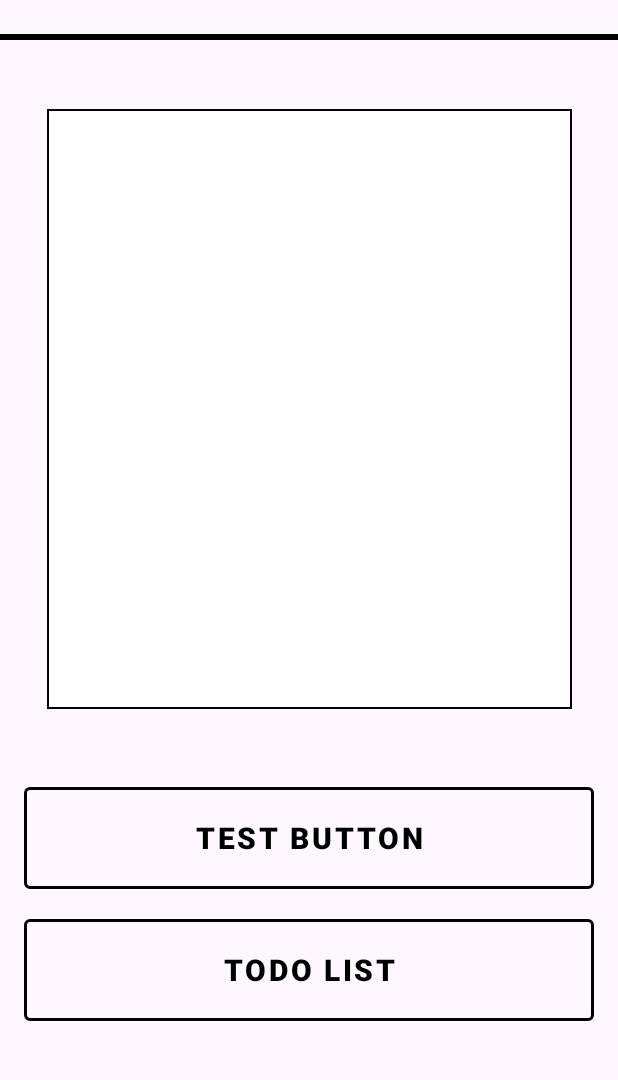
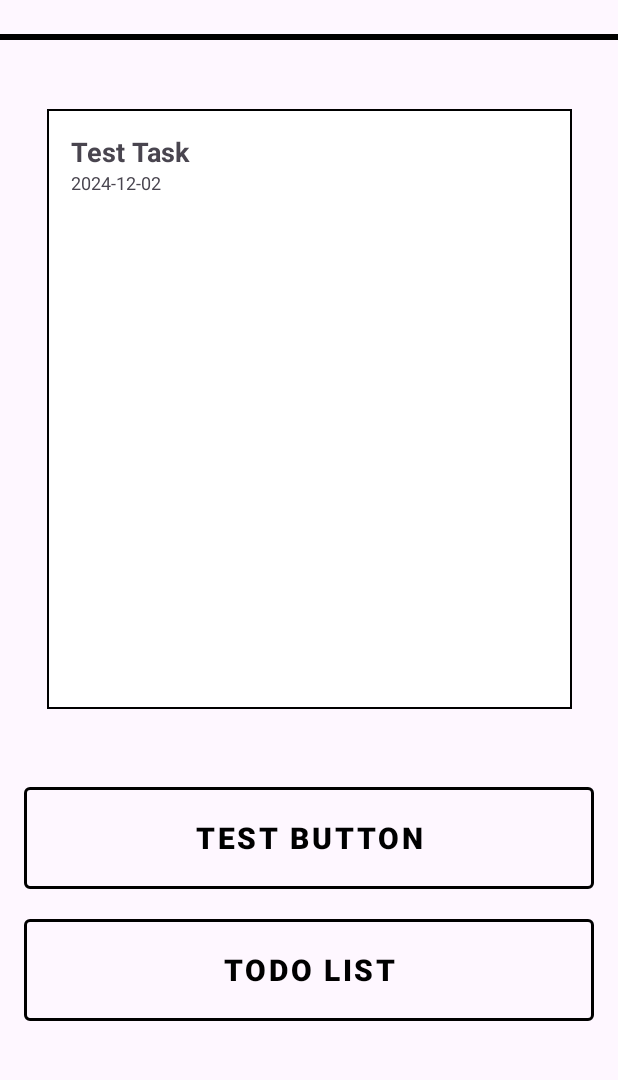
Before and after one commit to ian544/Deadline, an Android app: the screen it shows after launch (MainActivity), on a phone screen of 412 x 824 dp, the part 116-1196 px from its top. Run offline under Robolectric (Android 15) with nearby library versions, the phone set to English and light mode, and no system bars; our stand-ins replace Room's generated code, navigation-ui.

Commit message:
create some defaults, add some changes

```diff
--- a/DeadlineSketch_241116/DeadlineSketch/app/src/main/java/ca/unb/mobiledev/deadlinesketch/AddEditTaskHost.kt
+++ b/DeadlineSketch_241116/DeadlineSketch/app/src/main/java/ca/unb/mobiledev/deadlinesketch/AddEditTaskHost.kt
@@ -2,12 +2,14 @@ package ca.unb.mobiledev.deadlinesketch
 
 import android.os.Bundle
 import androidx.appcompat.app.AppCompatActivity
+import ca.unb.mobiledev.deadlinesketch.Repo.dbRepo
 
 class AddEditTaskHost : AppCompatActivity() {
 
     override fun onCreate(savedInstanceState: Bundle?) {
         super.onCreate(savedInstanceState)
         setContentView(R.layout.host_add_edit_task)
+        val dbRepo: dbRepo = dbRepo(this)
 
         //Determine Edit Mode
         val isEditMode = intent.getBooleanExtra("isEditMode",false)
@@ -15,6 +17,7 @@ class AddEditTaskHost : AppCompatActivity() {
             if(isEditMode){
                 //EditMode active
                 val taskID = intent.getIntExtra("taskID", 0)
+                val returnedTask = dbRepo.getTaskSingle(taskID)
                 //TODO: Fetch task data from DB with task ID; pass to fragment(s)
                 supportFragmentManager.beginTransaction()
                     .replace(R.id.wizardFragmentContainer, CreateTaskFragment().apply {
--- a/DeadlineSketch_241116/DeadlineSketch/app/src/main/java/ca/unb/mobiledev/deadlinesketch/MainActivity.kt
+++ b/DeadlineSketch_241116/DeadlineSketch/app/src/main/java/ca/unb/mobiledev/deadlinesketch/MainActivity.kt
@@ -23,6 +23,7 @@ import androidx.navigation.fragment.NavHostFragment
 import androidx.navigation.ui.setupActionBarWithNavController
 import androidx.recyclerview.widget.LinearLayoutManager
 import androidx.recyclerview.widget.RecyclerView
+import ca.unb.mobiledev.deadlinesketch.Repo.dbRepo
 
 class MainActivity : AppCompatActivity() {
     override fun onCreate(savedInstanceState: Bundle?) {
@@ -30,6 +31,17 @@ class MainActivity : AppCompatActivity() {
         enableEdgeToEdge()
         setContentView(R.layout.activity_main)
 
+        val dbRepo: dbRepo = dbRepo(this)
+        var listSize = dbRepo.getList().size
+        if(listSize == 0){
+            dbRepo.insertList("To_Do")
+            dbRepo.insertList("Archive")
+            dbRepo.insertList("Planning")
+        }
+        var taskSize = dbRepo.getTaskAll().size
+        if(taskSize == 0){
+            dbRepo.insertTask(dbRepo.getList()[0].list_id, "Test Task", "This task is a test task", "2024-12-02", "2024-09-04",4)
+        }
         //val navController = findNavController(R.id.fragmentContainerView)
 
         //val navHostFragment = supportFragmentManager.findFragmentById(R.id.fragmentContainerView) as NavHostFragment
--- a/DeadlineSketch_241116/DeadlineSketch/app/src/main/java/ca/unb/mobiledev/deadlinesketch/entity/Notification.kt
+++ b/DeadlineSketch_241116/DeadlineSketch/app/src/main/java/ca/unb/mobiledev/deadlinesketch/entity/Notification.kt
@@ -13,8 +13,8 @@ class Notification {
     var task_id: Int = 0
     var notification_name: String = ""
     var notification_description: String =""
-    var activation_time: Long = 0
+    var activation_time: String = ""
     var isReacurring: Boolean = false
-    var reaccuring_time: Long = 0
+    var reaccuring_time: String = ""
 
 }
--- a/DeadlineSketch_241116/DeadlineSketch/app/src/main/java/ca/unb/mobiledev/deadlinesketch/entity/Task.kt
+++ b/DeadlineSketch_241116/DeadlineSketch/app/src/main/java/ca/unb/mobiledev/deadlinesketch/entity/Task.kt
@@ -10,8 +10,8 @@ class Task {
     var task_id: Int = 0
     var list_id: Int = 0
     var title: String = ""
-    var due_date: Long = 0
+    var due_date: String = ""
     var priority: Int = 0
-    var activate_time: Long = 0
+    var activate_time: String = ""
     var description: String = ""
 }
--- a/DeadlineSketch_241116/DeadlineSketch/app/src/main/java/ca/unb/mobiledev/deadlinesketch/repo/dbRepo.kt
+++ b/DeadlineSketch_241116/DeadlineSketch/app/src/main/java/ca/unb/mobiledev/deadlinesketch/repo/dbRepo.kt
@@ -29,7 +29,7 @@ class dbRepo(context: Context) {
         AppDatabase.databaseWriterExecutor.execute { list_dao.insertList(list) }
     }
 
-    fun insertNotif(nName: String, nDescrip: String, taskID: Int, actTime: Long, isRec: Boolean, recTime: Long){
+    fun insertNotif(nName: String, nDescrip: String, taskID: Int, actTime: String, isRec: Boolean, recTime: String){
         var notif = Notification()
         notif.notification_name = nName
         notif.notification_description = nDescrip
@@ -40,7 +40,7 @@ class dbRepo(context: Context) {
         AppDatabase.databaseWriterExecutor.execute { notif_Dao.insertNotification(notif) }
     }
 
-    fun insertTask(lID: Int, tName: String, tDescrip: String, dueDate: Long, actDate: Long, prio: Int){
+    fun insertTask(lID: Int, tName: String, tDescrip: String, dueDate: String, actDate: String, prio: Int){
         var task = Task()
         task.list_id = lID
         task.title = tName
```
Also changed, not shown: DeadlineSketch_241116/DeadlineSketch/app/src/main/java/ca/unb/mobiledev/deadlinesketch/ToDoActivity.kt (+10 -1 lines).
